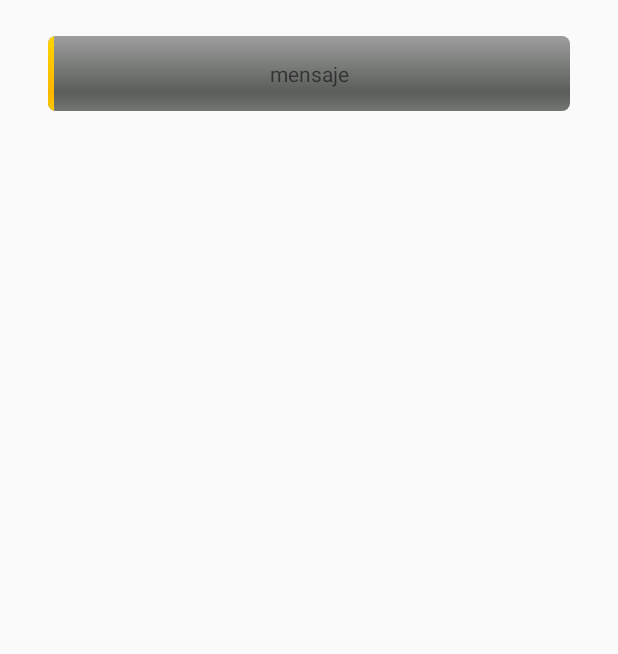
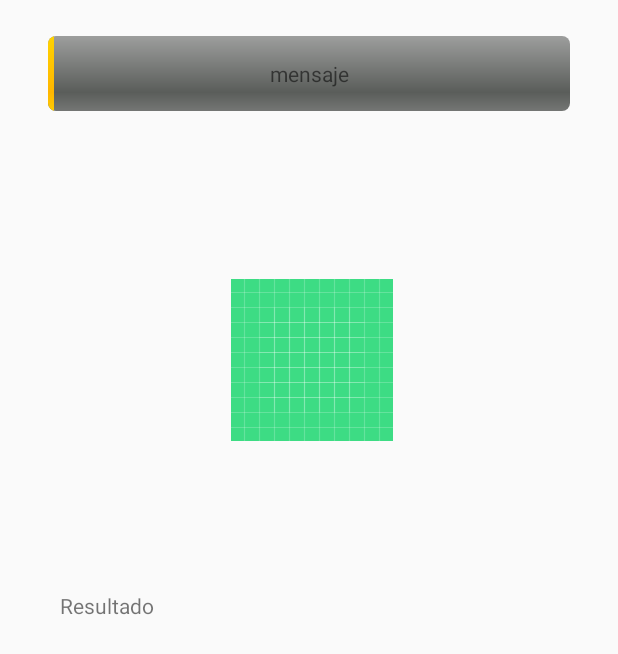
Before and after one commit to ergio2000/Analizador, an Android app: the layout main_fragment.xml on its own in the app's theme, with its tools: preview values and no code run, on a phone screen of 412 x 824 dp. Shown: the top 654 px of the screen. Run offline under Robolectric (Android 15) with nearby library versions, the phone set to English and light mode, and no system bars.

Commit message:
SE GRABA RESULTADO DEN REALTIME DATABASE SE MUESTRA RESULTADO

```diff
--- a/app/src/main/java/pe/pucp/analizador/CaraModel.java
+++ b/app/src/main/java/pe/pucp/analizador/CaraModel.java
@@ -41,7 +41,8 @@ public class CaraModel {
     public String toString()
     {
         String mr="";
-        mr= "edad:"+String.valueOf(age) + "-genero:" + gender + "-sge("+smile+"-"+glasses+"-"+emotion+")" + ":(" + String.valueOf(left) + "," + String.valueOf(top) + ")" + " - " + "(" + String.valueOf(width) + "," + String.valueOf(height) + ")";
+        //mr= "edad:"+String.valueOf(age) + "-genero:" + gender + "-sge("+smile+"-"+glasses+"-"+emotion+")" + ":(" + String.valueOf(left) + "," + String.valueOf(top) + ")" + " - " + "(" + String.valueOf(width) + "," + String.valueOf(height) + ")";
+        mr= "edad:"+String.valueOf(age) + "-genero:" + gender + "-sge("+smile+"-"+glasses+"-"+emotion+")";
 
         return  mr;
     }
--- a/app/src/main/java/pe/pucp/analizador/ObjetoModel.java
+++ b/app/src/main/java/pe/pucp/analizador/ObjetoModel.java
@@ -30,7 +30,7 @@ public class ObjetoModel {
     public String toString()
     {
         String mr="";
-        mr=  name + ":(" + String.valueOf(left) + "," + String.valueOf(top) + ")" + " - " + "(" + String.valueOf(width) + "," + String.valueOf(height) + ")";
+        mr=  "Nombre:" + name ;
 
         return  mr;
     }
--- a/app/src/main/res/layout/main_fragment.xml
+++ b/app/src/main/res/layout/main_fragment.xml
@@ -22,6 +22,7 @@
         >
 
         <RelativeLayout
+            android:id="@+id/rellay1"
             android:layout_width="match_parent"
             android:layout_height="wrap_content"
             android:layout_marginStart="8dp"
@@ -53,6 +54,44 @@
                 android:textAlignment="center" />
         </RelativeLayout>
 
+        <LinearLayout
+            android:layout_width="match_parent"
+            android:layout_height="wrap_content"
+            android:orientation="vertical"
+
+            android:layout_marginStart="8dp"
+            android:layout_marginTop="8dp"
+            android:layout_marginEnd="8dp"
+            app:layout_constraintEnd_toEndOf="parent"
+            app:layout_constraintStart_toStartOf="parent"
+            app:layout_constraintTop_toBottomOf="@id/rellay1"
+            >
+
+            <ImageView
+                android:id="@+id/img_foto"
+                android:layout_width="match_parent"
+                android:layout_height="300dp"
+                android:layout_marginStart="8dp"
+                android:layout_marginTop="8dp"
+                android:layout_marginEnd="4dp"
+                android:adjustViewBounds="true"
+                tools:srcCompat="@drawable/ic_launcher_background"
+                android:scaleType="centerInside"
+                android:contentDescription=""
+                />
+            <TextView
+                android:id="@+id/txt_resultado"
+                android:layout_width="match_parent"
+                android:layout_height="match_parent"
+                android:layout_marginStart="8dp"
+                android:layout_marginEnd="8dp"
+                android:layout_marginTop="4dp"
+                android:text="Resultado"
+                />
+        </LinearLayout>
+
+
+
     </LinearLayout>
 
 </androidx.constraintlayout.widget.ConstraintLayout>
```
Also changed, not shown: app/src/main/java/pe/pucp/analizador/imagenModel.java (+6 -1 lines), app/src/main/java/pe/pucp/analizador/ui/analizar/AnalizarFragment.java (+49 -3 lines).
